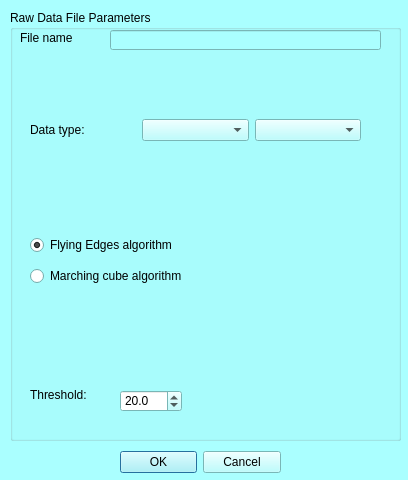
First picture: the form in MorphoDig/Qt/mqOpenRawDialog.ui, repository morphomuseum/MorphoDig, before the edit.
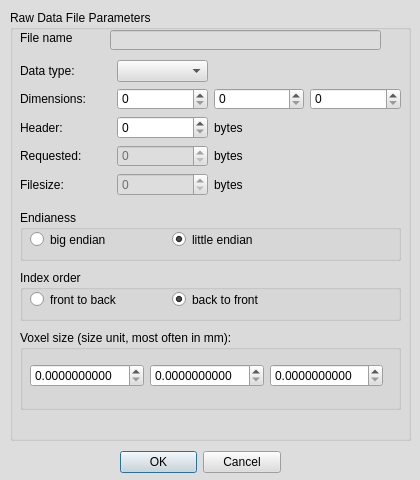
Second picture: the form after the edit.

Commit message: Open Raw Data First steps

Diff of the .ui file:
```diff
--- a/MorphoDig/Qt/mqOpenRawDialog.ui
+++ b/MorphoDig/Qt/mqOpenRawDialog.ui
@@ -6,7 +6,7 @@
    <rect>
     <x>0</x>
     <y>0</y>
-    <width>408</width>
+    <width>420</width>
     <height>480</height>
    </rect>
   </property>
@@ -25,9 +25,9 @@
      <colorrole role="Button">
       <brush brushstyle="SolidPattern">
        <color alpha="255">
-        <red>170</red>
-        <green>255</green>
-        <blue>255</blue>
+        <red>221</red>
+        <green>221</green>
+        <blue>221</blue>
        </color>
       </brush>
      </colorrole>
@@ -43,27 +43,27 @@
      <colorrole role="Midlight">
       <brush brushstyle="SolidPattern">
        <color alpha="255">
-        <red>212</red>
-        <green>255</green>
-        <blue>255</blue>
+        <red>238</red>
+        <green>238</green>
+        <blue>238</blue>
        </color>
       </brush>
      </colorrole>
      <colorrole role="Dark">
       <brush brushstyle="SolidPattern">
        <color alpha="255">
-        <red>85</red>
-        <green>127</green>
-        <blue>127</blue>
+        <red>110</red>
+        <green>110</green>
+        <blue>110</blue>
        </color>
       </brush>
      </colorrole>
      <colorrole role="Mid">
       <brush brushstyle="SolidPattern">
        <color alpha="255">
-        <red>113</red>
-        <green>170</green>
-        <blue>170</blue>
+        <red>147</red>
+        <green>147</green>
+        <blue>147</blue>
        </color>
       </brush>
      </colorrole>
@@ -106,9 +106,9 @@
      <colorrole role="Window">
       <brush brushstyle="SolidPattern">
        <color alpha="255">
-        <red>170</red>
-        <green>255</green>
-        <blue>255</blue>
+        <red>221</red>
+        <green>221</green>
+        <blue>221</blue>
        </color>
       </brush>
      </colorrole>
@@ -124,9 +124,9 @@
      <colorrole role="AlternateBase">
       <brush brushstyle="SolidPattern">
        <color alpha="255">
-        <red>212</red>
-        <green>255</green>
-        <blue>255</blue>
+        <red>238</red>
+        <green>238</green>
+        <blue>238</blue>
        </color>
       </brush>
      </colorrole>
@@ -171,9 +171,9 @@
      <colorrole role="Button">
       <brush brushstyle="SolidPattern">
        <color alpha="255">
-        <red>170</red>
-        <green>255</green>
-        <blue>255</blue>
+        <red>221</red>
+        <green>221</green>
+        <blue>221</blue>
        </color>
       </brush>
      </colorrole>
@@ -189,27 +189,27 @@
      <colorrole role="Midlight">
       <brush brushstyle="SolidPattern">
        <color alpha="255">
-        <red>212</red>
-        <green>255</green>
-        <blue>255</blue>
+        <red>238</red>
+        <green>238</green>
+        <blue>238</blue>
        </color>
       </brush>
      </colorrole>
      <colorrole role="Dark">
       <brush brushstyle="SolidPattern">
        <color alpha="255">
-        <red>85</red>
-        <green>127</green>
-        <blue>127</blue>
+        <red>110</red>
+        <green>110</green>
+        <blue>110</blue>
        </color>
       </brush>
      </colorrole>
      <colorrole role="Mid">
       <brush brushstyle="SolidPattern">
        <color alpha="255">
-        <red>113</red>
-        <green>170</green>
-        <blue>170</blue>
+        <red>147</red>
+        <green>147</green>
+        <blue>147</blue>
        </color>
       </brush>
      </colorrole>
@@ -252,9 +252,9 @@
      <colorrole role="Window">
       <brush brushstyle="SolidPattern">
        <color alpha="255">
-        <red>170</red>
-        <green>255</green>
-        <blue>255</blue>
+        <red>221</red>
+        <green>221</green>
+        <blue>221</blue>
        </color>
       </brush>
      </colorrole>
@@ -270,9 +270,9 @@
      <colorrole role="AlternateBase">
       <brush brushstyle="SolidPattern">
        <color alpha="255">
-        <red>212</red>
-        <green>255</green>
-        <blue>255</blue>
+        <red>238</red>
+        <green>238</green>
+        <blue>238</blue>
        </color>
       </brush>
      </colorrole>
@@ -308,18 +308,18 @@
      <colorrole role="WindowText">
       <brush brushstyle="SolidPattern">
        <color alpha="255">
-        <red>85</red>
-        <green>127</green>
-        <blue>127</blue>
+        <red>110</red>
+        <green>110</green>
+        <blue>110</blue>
        </color>
       </brush>
      </colorrole>
      <colorrole role="Button">
       <brush brushstyle="SolidPattern">
        <color alpha="255">
-        <red>170</red>
-        <green>255</green>
-        <blue>255</blue>
+        <red>221</red>
+        <green>221</green>
+        <blue>221</blue>
        </color>
       </brush>
      </colorrole>
@@ -335,36 +335,36 @@
      <colorrole role="Midlight">
       <brush brushstyle="SolidPattern">
        <color alpha="255">
-        <red>212</red>
-        <green>255</green>
-        <blue>255</blue>
+        <red>238</red>
+        <green>238</green>
+        <blue>238</blue>
        </color>
       </brush>
      </colorrole>
      <colorrole role="Dark">
       <brush brushstyle="SolidPattern">
        <color alpha="255">
-        <red>85</red>
-        <green>127</green>
-        <blue>127</blue>
+        <red>110</red>
+        <green>110</green>
+        <blue>110</blue>
        </color>
       </brush>
      </colorrole>
      <colorrole role="Mid">
       <brush brushstyle="SolidPattern">
        <color alpha="255">
-        <red>113</red>
-        <green>170</green>
-        <blue>170</blue>
+        <red>147</red>
+        <green>147</green>
+        <blue>147</blue>
        </color>
       </brush>
      </colorrole>
      <colorrole role="Text">
       <brush brushstyle="SolidPattern">
        <color alpha="255">
-        <red>85</red>
-        <green>127</green>
-        <blue>127</blue>
+        <red>110</red>
+        <green>110</green>
+        <blue>110</blue>
        </color>
       </brush>
      </colorrole>
@@ -380,27 +380,27 @@
      <colorrole role="ButtonText">
       <brush brushstyle="SolidPattern">
        <color alpha="255">
-        <red>85</red>
-        <green>127</green>
-        <blue>127</blue>
+        <red>110</red>
+        <green>110</green>
+        <blue>110</blue>
        </color>
       </brush>
      </colorrole>
      <colorrole role="Base">
       <brush brushstyle="SolidPattern">
        <color alpha="255">
-        <red>170</red>
-        <green>255</green>
-        <blue>255</blue>
+        <red>221</red>
+        <green>221</green>
+        <blue>221</blue>
        </color>
       </brush>
      </colorrole>
      <colorrole role="Window">
       <brush brushstyle="SolidPattern">
        <color alpha="255">
-        <red>170</red>
-        <green>255</green>
-        <blue>255</blue>
+        <red>221</red>
+        <green>221</green>
+        <blue>221</blue>
        </color>
       </brush>
      </colorrole>
@@ -416,9 +416,9 @@
      <colorrole role="AlternateBase">
       <brush brushstyle="SolidPattern">
        <color alpha="255">
-        <red>170</red>
-        <green>255</green>
-        <blue>255</blue>
+        <red>221</red>
+        <green>221</green>
+        <blue>221</blue>
        </color>
       </brush>
      </colorrole>
@@ -453,7 +453,7 @@
    </palette>
   </property>
   <property name="windowTitle">
-   <string>Isosurface dialog</string>
+   <string>Open Raw Data</string>
   </property>
   <widget class="QWidget" name="layoutWidget">
    <property name="geometry">
@@ -482,93 +482,23 @@
     <rect>
      <x>10</x>
      <y>10</y>
-     <width>391</width>
+     <width>401</width>
      <height>431</height>
     </rect>
    </property>
    <property name="title">
     <string>Raw Data File Parameters</string>
    </property>
-   <widget class="QLabel" name="label_6">
-    <property name="geometry">
-     <rect>
-      <x>20</x>
-      <y>370</y>
-      <width>111</width>
-      <height>31</height>
-     </rect>
-    </property>
-    <property name="text">
-     <string>&lt;html&gt;&lt;head/&gt;&lt;body&gt;&lt;p&gt;Threshold:&lt;/p&gt;&lt;/body&gt;&lt;/html&gt;</string>
-    </property>
-   </widget>
-   <widget class="QDoubleSpinBox" name="threshold">
-    <property name="geometry">
-     <rect>
-      <x>110</x>
-      <y>380</y>
-      <width>62</width>
-      <height>22</height>
-     </rect>
-    </property>
-    <property name="decimals">
-     <number>1</number>
-    </property>
-    <property name="minimum">
-     <double>0.000000000000000</double>
-    </property>
-    <property name="maximum">
-     <double>65535.000000000000000</double>
-    </property>
-    <property name="singleStep">
-     <double>0.100000000000000</double>
-    </property>
-    <property name="value">
-     <double>20.000000000000000</double>
-    </property>
-   </widget>
-   <widget class="QWidget" name="verticalLayoutWidget">
-    <property name="geometry">
-     <rect>
-      <x>20</x>
-      <y>220</y>
-      <width>311</width>
-      <height>61</height>
-     </rect>
-    </property>
-    <layout class="QVBoxLayout" name="verticalLayout">
-     <item>
-      <widget class="QRadioButton" name="flyingEdges">
-       <property name="text">
-        <string>Flying Edges algorithm</string>
-       </property>
-       <property name="checked">
-        <bool>true</bool>
-       </property>
-      </widget>
-     </item>
-     <item>
-      <widget class="QRadioButton" name="marchingCubes">
-       <property name="text">
-        <string>Marching cube algorithm</string>
-       </property>
-      </widget>
-     </item>
-    </layout>
-   </widget>
    <widget class="QWidget" name="verticalLayoutWidget_2">
     <property name="geometry">
      <rect>
-      <x>20</x>
-      <y>80</y>
-      <width>331</width>
-      <height>80</height>
+      <x>10</x>
+      <y>50</y>
+      <width>381</width>
+      <height>136</height>
      </rect>
     </property>
     <layout class="QVBoxLayout" name="verticalLayout_2">
-     <item>
-      <layout class="QHBoxLayout" name="horizontalLayout_3"/>
-     </item>
      <item>
       <layout class="QHBoxLayout" name="horizontalLayout">
        <item>
@@ -579,15 +509,311 @@
         </widget>
        </item>
        <item>
-        <widget class="QComboBox" name="comboBox_2"/>
+        <widget class="QComboBox" name="comboDataType"/>
        </item>
        <item>
-        <widget class="QComboBox" name="comboBox"/>
+        <widget class="QLabel" name="label_8">
+         <property name="text">
+          <string/>
+         </property>
+        </widget>
+       </item>
+       <item>
+        <widget class="QLabel" name="label_9">
+         <property name="text">
+          <string/>
+         </property>
+        </widget>
+       </item>
+      </layout>
+     </item>
+     <item>
+      <layout class="QHBoxLayout" name="horizontalLayout_3">
+       <item>
+        <widget class="QLabel" name="label_3">
+         <property name="text">
+          <string>Dimensions:</string>
+         </property>
+        </widget>
+       </item>
+       <item>
+        <widget class="QSpinBox" name="dimX">
+         <property name="maximum">
+          <number>100000</number>
+         </property>
+        </widget>
+       </item>
+       <item>
+        <widget class="QSpinBox" name="dimY">
+         <property name="maximum">
+          <number>100000</number>
+         </property>
+        </widget>
+       </item>
+       <item>
+        <widget class="QSpinBox" name="dimZ">
+         <property name="maximum">
+          <number>100000</number>
+         </property>
+        </widget>
+       </item>
+      </layout>
+     </item>
+     <item>
+      <layout class="QHBoxLayout" name="horizontalLayout_4">
+       <item>
+        <widget class="QLabel" name="label_4">
+         <property name="text">
+          <string>Header:</string>
+         </property>
+        </widget>
+       </item>
+       <item>
+        <widget class="QSpinBox" name="headerSize">
+         <property name="enabled">
+          <bool>true</bool>
+         </property>
+         <property name="maximum">
+          <number>100000</number>
+         </property>
+        </widget>
+       </item>
+       <item>
+        <widget class="QLabel" name="label_5">
+         <property name="text">
+          <string>bytes</string>
+         </property>
+        </widget>
+       </item>
+       <item>
+        <widget class="QLabel" name="label_7">
+         <property name="text">
+          <string/>
+         </property>
+        </widget>
+       </item>
+      </layout>
+     </item>
+     <item>
+      <layout class="QHBoxLayout" name="horizontalLayout_5">
+       <item>
+        <widget class="QLabel" name="label_10">
+         <property name="text">
+          <string>Requested:</string>
+         </property>
+        </widget>
+       </item>
+       <item>
+        <widget class="QSpinBox" name="requestedSize">
+         <property name="enabled">
+          <bool>false</bool>
+         </property>
+         <property name="maximum">
+          <number>1000000000</number>
+         </property>
+        </widget>
+       </item>
+       <item>
+        <widget class="QLabel" name="label_11">
+         <property name="text">
+          <string>bytes</string>
+         </property>
+        </widget>
+       </item>
+       <item>
+        <widget class="QLabel" name="label_12">
+         <property name="text">
+          <string/>
+         </property>
+        </widget>
+       </item>
+      </layout>
+     </item>
+     <item>
+      <layout class="QHBoxLayout" name="horizontalLayout_6">
+       <item>
+        <widget class="QLabel" name="label_13">
+         <property name="text">
+          <string>Filesize:</string>
+         </property>
+        </widget>
+       </item>
+       <item>
+        <widget class="QSpinBox" name="fileSize">
+         <property name="enabled">
+          <bool>false</bool>
+         </property>
+         <property name="maximum">
+          <number>1000000000</number>
+         </property>
+        </widget>
+       </item>
+       <item>
+        <widget class="QLabel" name="label_14">
+         <property name="text">
+          <string>bytes</string>
+         </property>
+        </widget>
+       </item>
+       <item>
+        <widget class="QLabel" name="label_15">
+         <property name="text">
+          <string/>
+         </property>
+        </widget>
        </item>
       </layout>
      </item>
     </layout>
    </widget>
+   <widget class="QGroupBox" name="groupBox_2">
+    <property name="geometry">
+     <rect>
+      <x>10</x>
+      <y>200</y>
+      <width>381</width>
+      <height>51</height>
+     </rect>
+    </property>
+    <property name="title">
+     <string>Endianess</string>
+    </property>
+    <widget class="QWidget" name="verticalLayoutWidget">
+     <property name="geometry">
+      <rect>
+       <x>10</x>
+       <y>20</y>
+       <width>277</width>
+       <height>19</height>
+      </rect>
+     </property>
+     <layout class="QHBoxLayout" name="horizontalLayout_7">
+      <item>
+       <widget class="QRadioButton" name="bigEndian">
+        <property name="text">
+         <string>big endian</string>
+        </property>
+       </widget>
+      </item>
+      <item>
+       <widget class="QRadioButton" name="littleEndian">
+        <property name="text">
+         <string>little endian</string>
+        </property>
+        <property name="checked">
+         <bool>true</bool>
+        </property>
+       </widget>
+      </item>
+     </layout>
+    </widget>
+   </widget>
+   <widget class="QGroupBox" name="groupBox_3">
+    <property name="geometry">
+     <rect>
+      <x>10</x>
+      <y>260</y>
+      <width>381</width>
+      <height>51</height>
+     </rect>
+    </property>
+    <property name="title">
+     <string>Index order</string>
+    </property>
+    <widget class="QWidget" name="verticalLayoutWidget_3">
+     <property name="geometry">
+      <rect>
+       <x>10</x>
+       <y>20</y>
+       <width>277</width>
+       <height>19</height>
+      </rect>
+     </property>
+     <layout class="QHBoxLayout" name="horizontalLayout_8">
+      <item>
+       <widget class="QRadioButton" name="frontToBack">
+        <property name="text">
+         <string>front to back</string>
+        </property>
+       </widget>
+      </item>
+      <item>
+       <widget class="QRadioButton" name="backToFront">
+        <property name="text">
+         <string>back to front</string>
+        </property>
+        <property name="checked">
+         <bool>true</bool>
+        </property>
+       </widget>
+      </item>
+     </layout>
+    </widget>
+   </widget>
+   <widget class="QGroupBox" name="groupBox_4">
+    <property name="geometry">
+     <rect>
+      <x>10</x>
+      <y>320</y>
+      <width>381</width>
+      <height>80</height>
+     </rect>
+    </property>
+    <property name="title">
+     <string>Voxel size (size unit, most often in mm):</string>
+    </property>
+    <widget class="QWidget" name="horizontalLayoutWidget_4">
+     <property name="geometry">
+      <rect>
+       <x>10</x>
+       <y>30</y>
+       <width>353</width>
+       <height>31</height>
+      </rect>
+     </property>
+     <layout class="QHBoxLayout" name="horizontalLayout_9">
+      <item>
+       <widget class="QDoubleSpinBox" name="voxelSizeX">
+        <property name="decimals">
+         <number>10</number>
+        </property>
+        <property name="maximum">
+         <double>1000.000000000000000</double>
+        </property>
+        <property name="singleStep">
+         <double>0.010000000000000</double>
+        </property>
+       </widget>
+      </item>
+      <item>
+       <widget class="QDoubleSpinBox" name="voxelSizeY">
+        <property name="decimals">
+         <number>10</number>
+        </property>
+        <property name="maximum">
+         <double>1000.000000000000000</double>
+        </property>
+        <property name="singleStep">
+         <double>0.010000000000000</double>
+        </property>
+       </widget>
+      </item>
+      <item>
+       <widget class="QDoubleSpinBox" name="voxelSizeZ">
+        <property name="decimals">
+         <number>10</number>
+        </property>
+        <property name="maximum">
+         <double>1000.000000000000000</double>
+        </property>
+        <property name="singleStep">
+         <double>0.010000000000000</double>
+        </property>
+       </widget>
+      </item>
+     </layout>
+    </widget>
+   </widget>
   </widget>
   <widget class="QLabel" name="label">
    <property name="geometry">
```
The commit also changes 5 other files.
